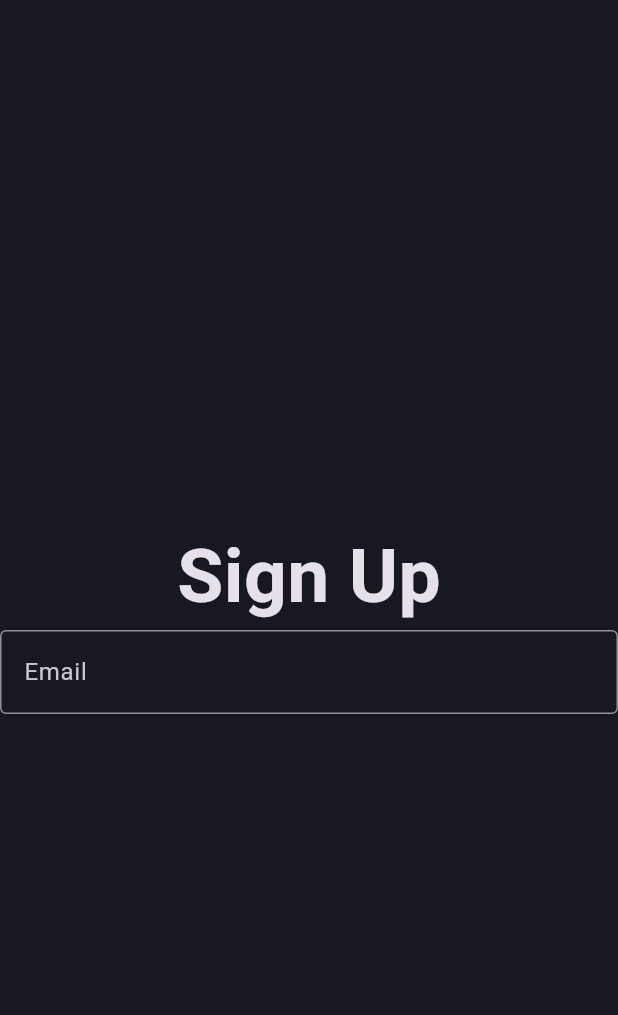
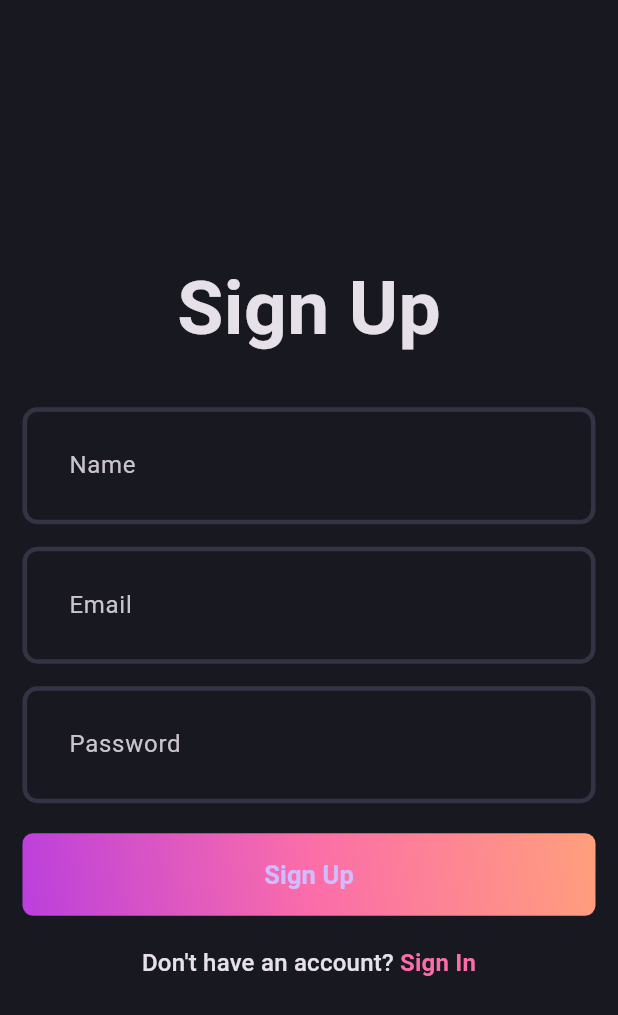
Before and after one commit to hjia98/blog_app, a Flutter app: the screen it shows after launch, on a phone screen of 412 x 824 dp. Shown: the top 1015 px of the screen. Run offline on Flutter 3.47's test engine with Material 3 defaults, Android fonts, the phone set to English and light mode, and no system bars.

Commit message:
ui: sign up screen

```diff
--- a/analysis_options.yaml
+++ b/analysis_options.yaml
@@ -10,19 +10,7 @@
 include: package:flutter_lints/flutter.yaml
 
 linter:
-  # The lint rules applied to this project can be customized in the
-  # section below to disable rules from the `package:flutter_lints/flutter.yaml`
-  # included above or to enable additional rules. A list of all available lints
-  # and their documentation is published at https://dart.dev/lints.
-  #
-  # Instead of disabling a lint rule for the entire project in the
-  # section below, it can also be suppressed for a single line of code
-  # or a specific dart file by using the `// ignore: name_of_lint` and
-  # `// ignore_for_file: name_of_lint` syntax on the line or in the file
-  # producing the lint.
   rules:
-    # avoid_print: false  # Uncomment to disable the `avoid_print` rule
-    # prefer_single_quotes: true  # Uncomment to enable the `prefer_single_quotes` rule
-
+    - require_trailing_commas
 # Additional information about this file can be found at
 # https://dart.dev/guides/language/analysis-options
--- a/lib/core/theme/theme.dart
+++ b/lib/core/theme/theme.dart
@@ -2,6 +2,18 @@ import 'package:blog_app/core/theme/app_pallete.dart';
 import 'package:flutter/material.dart';
 
 class AppTheme {
-  static final darkThemeMode = ThemeData.dark()
-      .copyWith(scaffoldBackgroundColor: AppPallete.backgroundColor);
+  static _borderStyle([Color color = AppPallete.borderColor]) =>
+      OutlineInputBorder(
+        borderSide: BorderSide(color: color, width: 3),
+        borderRadius: BorderRadius.circular(10),
+      );
+
+  static final darkThemeMode = ThemeData.dark().copyWith(
+    scaffoldBackgroundColor: AppPallete.backgroundColor,
+    inputDecorationTheme: InputDecorationTheme(
+      contentPadding: const EdgeInsets.all(27),
+      enabledBorder: _borderStyle(),
+      focusedBorder: _borderStyle(AppPallete.gradient2),
+    ),
+  );
 }
--- a/lib/features/auth/presentation/pages/signup_page.dart
+++ b/lib/features/auth/presentation/pages/signup_page.dart
@@ -1,4 +1,6 @@
+import 'package:blog_app/core/theme/app_pallete.dart';
 import 'package:blog_app/features/auth/presentation/widgets/auth_field.dart';
+import 'package:blog_app/features/auth/presentation/widgets/auth_gradient_button.dart';
 import 'package:flutter/material.dart';
 
 class SignUpPage extends StatefulWidget {
@@ -11,16 +13,46 @@ class SignUpPage extends StatefulWidget {
 class _SignUpPageState extends State<SignUpPage> {
   @override
   Widget build(BuildContext context) {
-    return const Scaffold(
-        body: Column(
-      mainAxisAlignment: MainAxisAlignment.center,
-      children: [
-        Text(
-          'Sign Up',
-          style: TextStyle(fontSize: 50, fontWeight: FontWeight.bold),
+    return Scaffold(
+      body: Padding(
+        padding: const EdgeInsets.all(15.0),
+        child: Column(
+          mainAxisAlignment: MainAxisAlignment.center,
+          children: [
+            const Text(
+              'Sign Up',
+              style: TextStyle(
+                fontSize: 50,
+                fontWeight: FontWeight.bold,
+              ),
+            ),
+            const SizedBox(height: 30),
+            const AuthField(hintText: 'Name'),
+            const SizedBox(height: 15),
+            const AuthField(hintText: 'Email'),
+            const SizedBox(height: 15),
+            const AuthField(hintText: 'Password'),
+            const SizedBox(height: 20),
+            const AuthGradientButton(),
+            const SizedBox(height: 20),
+            RichText(
+              text: TextSpan(
+                text: 'Don\'t have an account?',
+                style: Theme.of(context).textTheme.titleMedium,
+                children: [
+                  TextSpan(
+                    text: ' Sign In',
+                    style: Theme.of(context).textTheme.titleMedium?.copyWith(
+                          color: AppPallete.gradient2,
+                          fontWeight: FontWeight.bold,
+                        ),
+                  ),
+                ],
+              ),
+            ),
+          ],
         ),
-        AuthField(hintText: 'Email'),
-      ],
-    ));
+      ),
+    );
   }
 }
--- /dev/null
+++ b/lib/features/auth/presentation/widgets/auth_gradient_button.dart
@@ -0,0 +1,36 @@
+import 'package:blog_app/core/theme/app_pallete.dart';
+import 'package:flutter/material.dart';
+
+class AuthGradientButton extends StatelessWidget {
+  const AuthGradientButton({super.key});
+
+  @override
+  Widget build(BuildContext context) {
+    return Container(
+      decoration: BoxDecoration(
+        gradient: const LinearGradient(
+          colors: [
+            AppPallete.gradient1,
+            AppPallete.gradient2,
+            AppPallete.gradient3,
+          ],
+          begin: Alignment.bottomLeft,
+          end: Alignment.topRight,
+        ),
+        borderRadius: BorderRadius.circular(7),
+      ),
+      child: ElevatedButton(
+        onPressed: () {},
+        style: ElevatedButton.styleFrom(
+          fixedSize: const Size(395, 55),
+          backgroundColor: AppPallete.transparentColor,
+          shadowColor: AppPallete.transparentColor,
+        ),
+        child: const Text(
+          'Sign Up',
+          style: TextStyle(fontSize: 17, fontWeight: FontWeight.w600),
+        ),
+      ),
+    );
+  }
+}
```
Also changed, not shown: lib/features/auth/presentation/widgets/auth_field.dart (+0 -27 lines).
